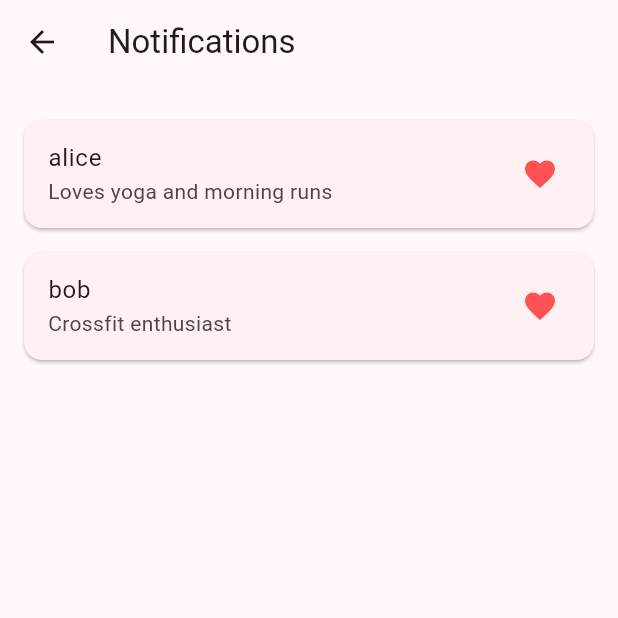
After one commit to MisABU148/SolarWindGolangFlutter, a Flutter app: the UserFeedScreen screen opened directly, after a tap on the "notifications" icon, on a phone screen of 412 x 824 dp, the top half of it. The commit adds this screen. Run offline on Flutter 3.47's test engine with Material 3 defaults, Android fonts, the phone set to English and light mode, and no system bars; our stand-ins replace dio; accounts and stored records are empty; network calls fail.

Commit message:
notifications screen

```diff
--- a/frontend/solar_wind_flutter_app/lib/features/auth/data/models/city.dart
+++ b/frontend/solar_wind_flutter_app/lib/features/auth/data/models/city.dart
@@ -5,13 +5,13 @@ class City {
   City({required this.id, required this.name});
 
   factory City.fromJson(Map<String, dynamic> json) {
-    if (json['id'] == null || json['name'] == null) {
+    if (json['id'] == null || json['cityName'] == null) {
       throw FormatException('Invalid city data: $json');
     }
 
     return City(
       id: json['id'],
-      name: json['name'],
+      name: json['cityName'],
     );
   }
 }
--- /dev/null
+++ b/frontend/solar_wind_flutter_app/lib/features/feed/data/services/notifications_service.dart
@@ -0,0 +1,48 @@
+// import 'package:dio/dio.dart';
+// import '../models/user.dart';
+
+// class LikeNotificationService {
+//   final Dio dio;
+
+//   LikeNotificationService({Dio? dio}) : dio = dio ?? Dio();
+
+//   Future<List<User>> getLikedMeUsers() async {
+//     final response = await dio.get(
+//       'https://solar-wind-gymbro.ru/profiles/api/liked-me',
+//       options: Options(headers: {
+//         'Authorization-telegram-id': '637451540',
+//       }),
+//     );
+
+//     final List<dynamic> data = response.data;
+//     return data.map((json) => User.fromJson(json)).toList();
+//   }
+// }
+
+import 'dart:async';
+import '../models/user.dart';
+
+class LikeNotificationService {
+  Future<List<User>> getLikedMeUsers() async {
+    await Future.delayed(const Duration(milliseconds: 300));
+
+    return [
+      User(
+        id: 1,
+        username: 'alice',
+        description: 'Loves yoga and morning runs',
+        cityName: 'Berlin',
+        sportName: ['Yoga', 'Running'],
+        preferredGymTime: [1],
+      ),
+      User(
+        id: 2,
+        username: 'bob',
+        description: 'Crossfit enthusiast',
+        cityName: 'Munich',
+        sportName: ['Crossfit'],
+        preferredGymTime: [1],
+      ),
+    ];
+  }
+}
--- /dev/null
+++ b/frontend/solar_wind_flutter_app/lib/features/feed/presentation/screen/notifications_screen.dart
@@ -0,0 +1,73 @@
+import 'package:flutter/material.dart';
+import 'package:solar_wind_flutter_app/features/feed/data/models/user.dart';
+import 'package:solar_wind_flutter_app/features/feed/data/services/notifications_service.dart';
+import 'package:solar_wind_flutter_app/features/feed/presentation/screen/profile_screen.dart';
+
+
+class NotificationsScreen extends StatefulWidget {
+  const NotificationsScreen({super.key});
+
+  @override
+  State<NotificationsScreen> createState() => _NotificationsScreenState();
+}
+
+class _NotificationsScreenState extends State<NotificationsScreen> {
+  final _service = LikeNotificationService();
+  bool _isLoading = true;
+  List<User> _likedMeUsers = [];
+
+  @override
+  void initState() {
+    super.initState();
+    _fetchLikedUsers();
+  }
+
+  Future<void> _fetchLikedUsers() async {
+    try {
+      final users = await _service.getLikedMeUsers();
+      setState(() => _likedMeUsers = users);
+    } catch (e) {
+      print('Error: $e');
+      ScaffoldMessenger.of(context).showSnackBar(
+        const SnackBar(content: Text('Failed to load notifications')),
+      );
+    } finally {
+      setState(() => _isLoading = false);
+    }
+  }
+
+  Widget _buildUserCard(User user) {
+    return Card(
+      margin: const EdgeInsets.symmetric(vertical: 8),
+      child: ListTile(
+        title: Text(user.username),
+        subtitle: Text(user.description),
+        trailing: const Icon(Icons.favorite, color: Colors.redAccent),
+          onTap: () {
+            Navigator.push(
+                context,
+                MaterialPageRoute(
+                builder: (_) => UserProfileScreen(userId: user.id),
+                ),
+            );
+        },
+      ),
+    );
+  }
+
+  @override
+  Widget build(BuildContext context) {
+    return Scaffold(
+      appBar: AppBar(title: const Text('Notifications')),
+      body: _isLoading
+          ? const Center(child: CircularProgressIndicator())
+          : _likedMeUsers.isEmpty
+              ? const Center(child: Text("No one liked you yet 🥲"))
+              : ListView.builder(
+                  padding: const EdgeInsets.all(16),
+                  itemCount: _likedMeUsers.length,
+                  itemBuilder: (_, index) => _buildUserCard(_likedMeUsers[index]),
+                ),
+    );
+  }
+}
--- a/frontend/solar_wind_flutter_app/lib/features/feed/presentation/screen/user_feed_screen.dart
+++ b/frontend/solar_wind_flutter_app/lib/features/feed/presentation/screen/user_feed_screen.dart
@@ -3,6 +3,7 @@ import 'package:solar_wind_flutter_app/features/feed/data/models/user.dart';
 import 'package:solar_wind_flutter_app/features/feed/data/services/feed_service.dart';
 import 'profile_screen.dart';
 import 'my_profile_screen.dart';
+import 'notifications_screen.dart';
 
 class UserFeedScreen extends StatefulWidget {
   const UserFeedScreen({super.key});
@@ -54,10 +55,10 @@ class _UserFeedScreenState extends State<UserFeedScreen> {
               ),
             ),
             child: Row(
+              mainAxisAlignment: MainAxisAlignment.spaceBetween,
               children: [
-                Align(
-                  alignment: Alignment.centerLeft,
-                  child: Padding(
+                // Левая кнопка "Мой профиль"
+                Padding(
                   padding: const EdgeInsets.only(top: 20),
                   child: IconButton(
                     iconSize: 32,
@@ -73,6 +74,21 @@ class _UserFeedScreenState extends State<UserFeedScreen> {
                       );
                     },
                   ),
+                ),
+
+                Padding(
+                  padding: const EdgeInsets.only(top: 20),
+                  child: IconButton(
+                    iconSize: 32,
+                    icon: const Icon(Icons.notifications, color: Colors.white),
+                    onPressed: () {
+                      Navigator.push(
+                        context,
+                        MaterialPageRoute(
+                          builder: (_) => const NotificationsScreen(),
+                        ),
+                      );
+                    },
                   ),
                 ),
               ],
@@ -118,7 +134,6 @@ class _UserFeedScreenState extends State<UserFeedScreen> {
                             ),
                           ),
                         ),
-
                       );
                     },
                   ),
```
Also changed, not shown: 2 other files. Lines whose indentation alone changed are shown as unchanged.
